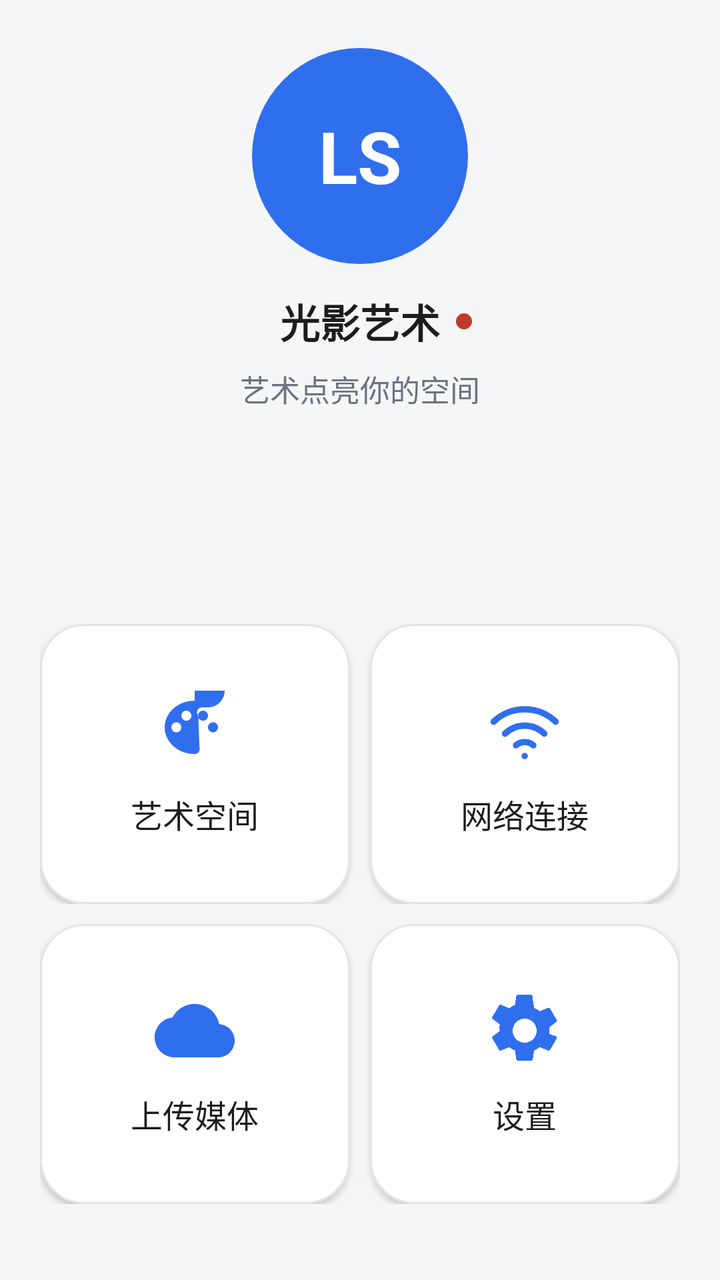
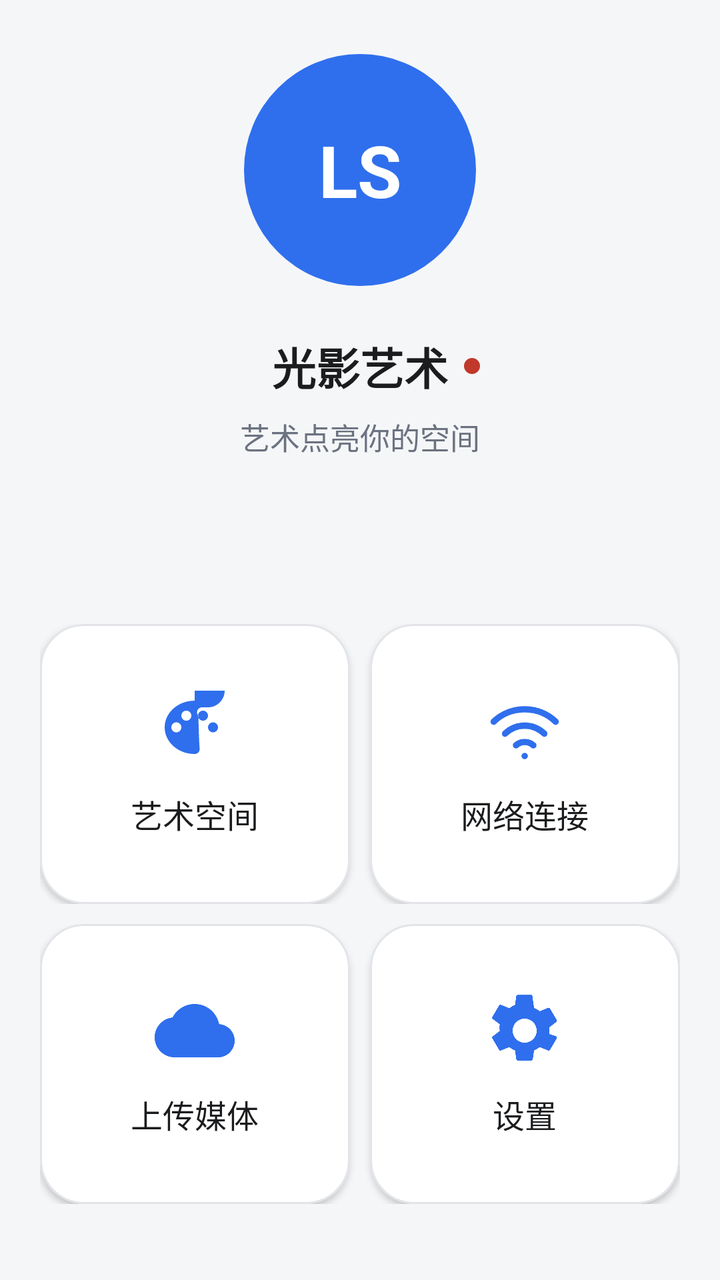

Compare the two renders of this Android layout. The source of the first and the diff that turns it into the second are given below.
<!-- AndroidManifest.xml: application theme Theme.LightShadowArtPhone -->
<!-- res/layout/view_dashboard.xml -->
<?xml version="1.0" encoding="utf-8"?>
<LinearLayout xmlns:android="http://schemas.android.com/apk/res/android"
    xmlns:app="http://schemas.android.com/apk/res-auto"
    android:layout_width="match_parent"
    android:layout_height="match_parent"
    android:background="@color/app_bg"
    android:orientation="vertical">

    <ScrollView
        android:layout_width="match_parent"
        android:layout_height="0dp"
        android:layout_weight="1"
        android:clipToPadding="false"
        android:fillViewport="true">

        <LinearLayout
            android:layout_width="match_parent"
            android:layout_height="wrap_content"
            android:orientation="vertical"
            android:paddingStart="@dimen/page_horizontal_padding"
            android:paddingTop="@dimen/page_vertical_padding"
            android:paddingEnd="@dimen/page_horizontal_padding"
            android:paddingBottom="@dimen/page_vertical_padding">

            
            <LinearLayout
                android:layout_width="match_parent"
                android:layout_height="wrap_content"
                android:gravity="center_horizontal"
                android:orientation="vertical">

                <TextView
                    android:id="@+id/tv_dashboard_logo"
                    android:layout_width="@dimen/dashboard_logo_size"
                    android:layout_height="@dimen/dashboard_logo_size"
                    android:background="@drawable/bg_logo_disc"
                    android:gravity="center"
                    android:text="@string/welcome_logo_mark"
                    android:textColor="@color/on_primary"
                    android:textSize="@dimen/text_dashboard_logo"
                    android:textStyle="bold" />

                <RelativeLayout
                    android:layout_width="match_parent"
                    android:layout_height="wrap_content"
                    android:layout_marginTop="@dimen/section_gap">

                    <TextView
                        android:id="@+id/tv_dashboard_brand"
                        style="@style/Text.Title"
                        android:layout_width="wrap_content"
                        android:layout_height="wrap_content"
                        android:layout_centerHorizontal="true"
                        android:text="@string/app_name" />

                    <View
                        android:id="@+id/view_dashboard_dot"
                        android:layout_width="8dp"
                        android:layout_height="8dp"
                        android:layout_centerVertical="true"
                        android:layout_marginStart="8dp"
                        android:layout_toEndOf="@id/tv_dashboard_brand"
                        android:background="@drawable/dot_session" />
                </RelativeLayout>

                <TextView
                    android:id="@+id/tv_dashboard_subtitle"
                    style="@style/Text.Body"
                    android:layout_width="wrap_content"
                    android:layout_height="wrap_content"
                    android:layout_marginTop="8dp"
                    android:text="@string/welcome_subtitle"
                    android:textColor="@color/text_secondary" />
            </LinearLayout>

            
            <Space
                android:layout_width="match_parent"
                android:layout_height="0dp"
                android:layout_weight="1" />

            
            <LinearLayout
                android:layout_width="match_parent"
                android:layout_height="wrap_content"
                android:layout_marginTop="28dp"
                android:baselineAligned="false"
                android:orientation="horizontal">

                <com.google.android.material.card.MaterialCardView
                    android:id="@+id/card_gallery"
                    style="@style/SurfaceCard.Clickable"
                    android:layout_width="0dp"
                    android:layout_height="@dimen/dashboard_card_height"
                    android:layout_weight="1">

                    <LinearLayout
                        android:layout_width="match_parent"
                        android:layout_height="match_parent"
                        android:gravity="center"
                        android:orientation="vertical"
                        android:padding="@dimen/card_padding">

                        <ImageView
                            android:layout_width="@dimen/icon_badge_box"
                            android:layout_height="@dimen/icon_badge_box"
                            android:contentDescription="@null"
                            android:src="@drawable/ic_palette"
                            app:tint="@color/primary_blue" />

                        <TextView
                            style="@style/Text.RowTitle"
                            android:layout_width="match_parent"
                            android:layout_height="wrap_content"
                            android:layout_marginTop="@dimen/item_gap"
                            android:gravity="center"
                            android:maxLines="2"
                            android:text="@string/space_title" />
                    </LinearLayout>
                </com.google.android.material.card.MaterialCardView>

                <com.google.android.material.card.MaterialCardView
                    android:id="@+id/card_network"
                    style="@style/SurfaceCard.Clickable"
                    android:layout_width="0dp"
                    android:layout_height="@dimen/dashboard_card_height"
                    android:layout_marginStart="@dimen/item_gap"
                    android:layout_weight="1">

                    <LinearLayout
                        android:layout_width="match_parent"
                        android:layout_height="match_parent"
                        android:gravity="center"
                        android:orientation="vertical"
                        android:padding="@dimen/card_padding">

                        <ImageView
                            android:layout_width="@dimen/icon_badge_box"
                            android:layout_height="@dimen/icon_badge_box"
                            android:contentDescription="@null"
                            android:src="@drawable/ic_network"
                            app:tint="@color/primary_blue" />

                        <TextView
                            style="@style/Text.RowTitle"
                            android:layout_width="match_parent"
                            android:layout_height="wrap_content"
                            android:layout_marginTop="@dimen/item_gap"
                            android:gravity="center"
                            android:maxLines="2"
                            android:text="@string/network_title" />
                    </LinearLayout>
                </com.google.android.material.card.MaterialCardView>
            </LinearLayout>

            
            <LinearLayout
                android:layout_width="match_parent"
                android:layout_height="wrap_content"
                android:layout_marginTop="@dimen/item_gap"
                android:layout_marginBottom="@dimen/section_gap"
                android:baselineAligned="false"
                android:orientation="horizontal">

                <com.google.android.material.card.MaterialCardView
                    android:id="@+id/card_upload"
                    style="@style/SurfaceCard.Clickable"
                    android:layout_width="0dp"
                    android:layout_height="@dimen/dashboard_card_height"
                    android:layout_weight="1">

                    <LinearLayout
                        android:layout_width="match_parent"
                        android:layout_height="match_parent"
                        android:gravity="center"
                        android:orientation="vertical"
                        android:padding="@dimen/card_padding">

                        <ImageView
                            android:layout_width="@dimen/icon_badge_box"
                            android:layout_height="@dimen/icon_badge_box"
                            android:contentDescription="@null"
                            android:src="@drawable/ic_upload_cloud"
                            app:tint="@color/primary_blue" />

                        <TextView
                            style="@style/Text.RowTitle"
                            android:layout_width="match_parent"
                            android:layout_height="wrap_content"
                            android:layout_marginTop="@dimen/item_gap"
                            android:gravity="center"
                            android:maxLines="2"
                            android:text="@string/dashboard_upload_media" />
                    </LinearLayout>
                </com.google.android.material.card.MaterialCardView>

                <com.google.android.material.card.MaterialCardView
                    android:id="@+id/card_settings"
                    style="@style/SurfaceCard.Clickable"
                    android:layout_width="0dp"
                    android:layout_height="@dimen/dashboard_card_height"
                    android:layout_marginStart="@dimen/item_gap"
                    android:layout_weight="1">

                    <LinearLayout
                        android:layout_width="match_parent"
                        android:layout_height="match_parent"
                        android:gravity="center"
                        android:orientation="vertical"
                        android:padding="@dimen/card_padding">

                        <ImageView
                            android:layout_width="@dimen/icon_badge_box"
                            android:layout_height="@dimen/icon_badge_box"
                            android:contentDescription="@null"
                            android:src="@drawable/ic_settings_gear"
                            app:tint="@color/primary_blue" />

                        <TextView
                            style="@style/Text.RowTitle"
                            android:layout_width="match_parent"
                            android:layout_height="wrap_content"
                            android:layout_marginTop="@dimen/item_gap"
                            android:gravity="center"
                            android:maxLines="2"
                            android:text="@string/dashboard_frame_settings" />
                    </LinearLayout>
                </com.google.android.material.card.MaterialCardView>
            </LinearLayout>

            
            <com.google.android.material.button.MaterialButton
                android:id="@+id/btn_studio_folder"
                style="@style/PillButton.Outlined"
                android:layout_width="match_parent"
                android:layout_height="wrap_content"
                android:layout_marginTop="@dimen/section_gap"
                android:text="@string/action_studio_folder"
                android:visibility="gone" />
        </LinearLayout>
    </ScrollView>

    
    <com.google.android.material.card.MaterialCardView
        android:id="@+id/card_uploads"
        style="@style/SurfaceCard"
        android:layout_width="match_parent"
        android:layout_height="wrap_content"
        android:layout_marginStart="@dimen/page_horizontal_padding"
        android:layout_marginEnd="@dimen/page_horizontal_padding"
        android:layout_marginBottom="@dimen/item_gap"
        android:visibility="gone">

        <LinearLayout
            android:layout_width="match_parent"
            android:layout_height="wrap_content"
            android:orientation="vertical"
            android:padding="@dimen/card_padding">

            <TextView
                android:id="@+id/tv_upload_summary"
                style="@style/Text.RowTitle"
                android:layout_width="match_parent"
                android:layout_height="wrap_content"
                android:text="@string/upload_summary_empty" />

            <androidx.recyclerview.widget.RecyclerView
                android:id="@+id/recycler_uploads"
                android:layout_width="match_parent"
                android:layout_height="160dp"
                android:layout_marginTop="8dp"
                android:clipToPadding="false" />
        </LinearLayout>
    </com.google.android.material.card.MaterialCardView>
</LinearLayout>
<!-- resources referenced by this layout -->
<resources>
  <color name="app_bg">#F5F6F8</color>
  <color name="on_primary">#FFFFFF</color>
  <color name="primary_blue">#2F6FED</color>
  <color name="text_secondary">#6B7280</color>
  <dimen name="card_padding">18dp</dimen>
  <dimen name="dashboard_card_height">140dp</dimen>
  <dimen name="dashboard_logo_size">108dp</dimen>
  <dimen name="icon_badge_box">40dp</dimen>
  <dimen name="item_gap">10dp</dimen>
  <dimen name="page_horizontal_padding">20dp</dimen>
  <dimen name="page_vertical_padding">24dp</dimen>
  <dimen name="section_gap">14dp</dimen>
  <dimen name="text_dashboard_logo">36sp</dimen>
  <!-- drawable bg_logo_disc (drawable) -->
  <?xml version="1.0" encoding="utf-8"?>
  <shape xmlns:android="http://schemas.android.com/apk/res/android"
      android:shape="oval">
      <solid android:color="@color/primary_blue" />
  </shape>
  <!-- drawable dot_session (drawable) -->
  <?xml version="1.0" encoding="utf-8"?>
  <shape xmlns:android="http://schemas.android.com/apk/res/android"
      android:shape="oval">
      <solid android:color="@color/status_destructive" />
  </shape>
  <string name="action_studio_folder">新建客户文件夹</string>
  <string name="app_name">光影艺术</string>
  <string name="dashboard_frame_settings">设置</string>
  <string name="dashboard_upload_media">上传媒体</string>
  <string name="network_title">网络连接</string>
  <string name="space_title">艺术空间</string>
  <string name="upload_summary_empty">选择文件后自动上传到设备</string>
  <string name="welcome_logo_mark">LS</string>
  <string name="welcome_subtitle">艺术点亮你的空间</string>
  <style name="SurfaceCard" parent="Widget.Material3.CardView.Elevated">
          <item name="cardBackgroundColor">@color/card_bg</item>
          <item name="cardCornerRadius">@dimen/corner_large</item>
          <item name="cardElevation">@dimen/card_elevation</item>
          <item name="strokeColor">@color/divider_stroke</item>
          <item name="strokeWidth">@dimen/divider_width</item>
      </style>
  <style name="SurfaceCard.Clickable" parent="SurfaceCard">
          <item name="android:clickable">true</item>
          <item name="android:focusable">true</item>
          <item name="android:foreground">?attr/selectableItemBackground</item>
      </style>
  <style name="Text.Body" parent="">
          <item name="android:textColor">@color/text_primary</item>
          <item name="android:textSize">@dimen/text_body</item>
          <item name="android:lineSpacingMultiplier">1.15</item>
      </style>
  <style name="Text.RowTitle" parent="">
          <item name="android:textColor">@color/text_primary</item>
          <item name="android:textSize">@dimen/text_row_title</item>
      </style>
  <style name="Text.Title" parent="">
          <item name="android:textColor">@color/text_primary</item>
          <item name="android:textSize">@dimen/text_title</item>
          <item name="android:textStyle">bold</item>
      </style>
  <color name="status_destructive">#C0392B</color>
  <color name="text_primary">#1A1C1E</color>
  <dimen name="touch_min_height">48dp</dimen>
  <dimen name="text_button">15sp</dimen>
  <dimen name="corner_pill">28dp</dimen>
  <color name="card_bg">#FFFFFF</color>
  <dimen name="corner_large">22dp</dimen>
  <dimen name="card_elevation">2dp</dimen>
  <color name="divider_stroke">#E2E4E8</color>
  <dimen name="divider_width">1dp</dimen>
  <dimen name="text_body">15sp</dimen>
  <dimen name="text_row_title">16sp</dimen>
  <dimen name="text_title">20sp</dimen>
  <color name="primary_soft">#E9EFFD</color>
  <color name="card_tint">#F5F6F8</color>
  <!-- unchanged entries left out for length: 6 -->
</resources>

<!-- the commit's change to res/layout/view_dashboard.xml (unified diff, before → after) -->
@@ -33,6 +33,7 @@
                     android:id="@+id/tv_dashboard_logo"
                     android:layout_width="@dimen/dashboard_logo_size"
                     android:layout_height="@dimen/dashboard_logo_size"
+                    android:layout_marginTop="@dimen/dashboard_brand_top_offset"
                     android:background="@drawable/bg_logo_disc"
                     android:gravity="center"
                     android:text="@string/welcome_logo_mark"
@@ -43,7 +44,7 @@
                 <RelativeLayout
                     android:layout_width="match_parent"
                     android:layout_height="wrap_content"
-                    android:layout_marginTop="@dimen/section_gap">
+                    android:layout_marginTop="@dimen/dashboard_brand_gap">
 
                     <TextView
                         android:id="@+id/tv_dashboard_brand"
@@ -51,7 +52,8 @@
                         android:layout_width="wrap_content"
                         android:layout_height="wrap_content"
                         android:layout_centerHorizontal="true"
-                        android:text="@string/app_name" />
+                        android:text="@string/app_name"
+                        android:textSize="@dimen/text_dashboard_brand" />
 
                     <View
                         android:id="@+id/view_dashboard_dot"
<!-- resource entries referenced after the edit -->
@@ -5,13 +5,16 @@
   <color name="primary_blue">#2F6FED</color>
   <color name="text_secondary">#6B7280</color>
   <dimen name="card_padding">18dp</dimen>
+  <dimen name="dashboard_brand_gap">24dp</dimen>
+  <dimen name="dashboard_brand_top_offset">3dp</dimen>
   <dimen name="dashboard_card_height">140dp</dimen>
-  <dimen name="dashboard_logo_size">108dp</dimen>
+  <dimen name="dashboard_logo_size">116dp</dimen>
   <dimen name="icon_badge_box">40dp</dimen>
   <dimen name="item_gap">10dp</dimen>
   <dimen name="page_horizontal_padding">20dp</dimen>
   <dimen name="page_vertical_padding">24dp</dimen>
   <dimen name="section_gap">14dp</dimen>
+  <dimen name="text_dashboard_brand">22sp</dimen>
   <dimen name="text_dashboard_logo">36sp</dimen>
   <!-- drawable bg_logo_disc (drawable) -->
   <?xml version="1.0" encoding="utf-8"?>
